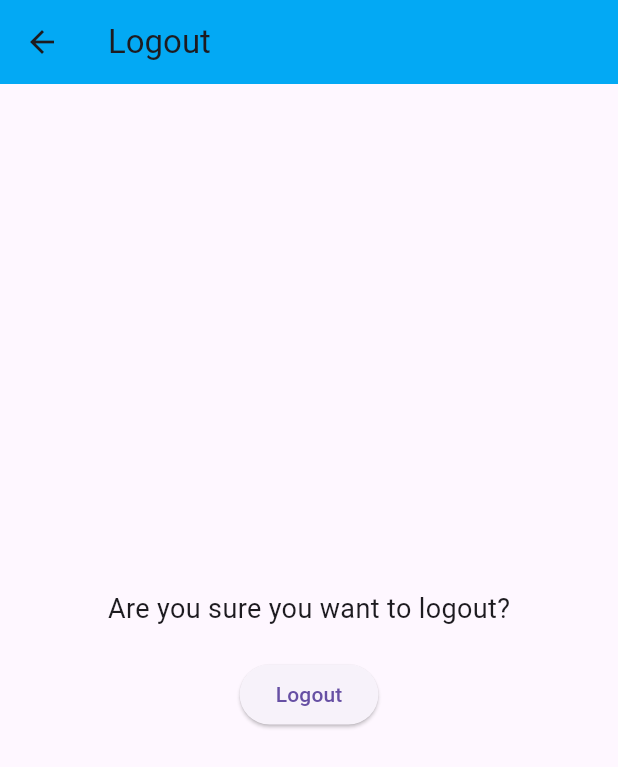
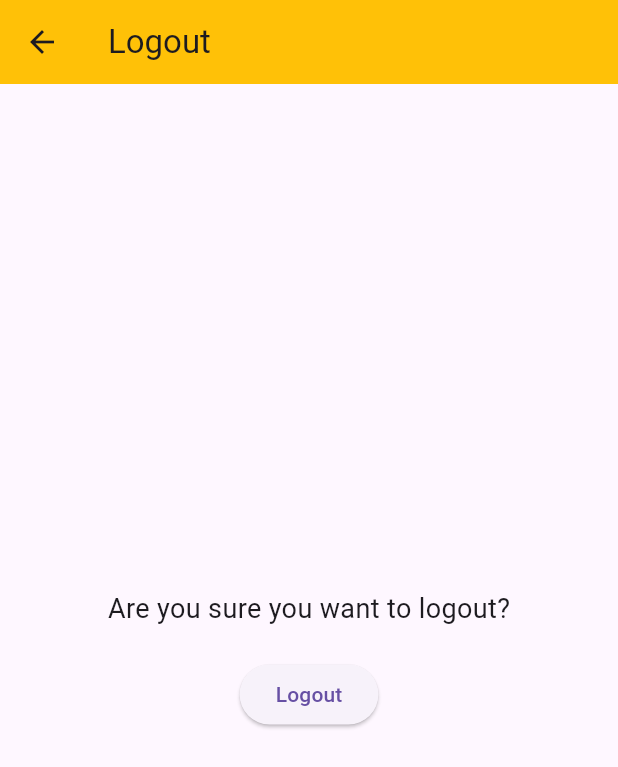
Before and after one commit to Raghavendra-J-R/cookConnect, a Flutter app: the LogoutPage screen opened by its route, on a phone screen of 412 x 824 dp. Shown: the top 767 px of the screen. Run offline on Flutter 3.47's test engine with Material 3 defaults, Android fonts, the phone set to English and light mode, and no system bars; our stand-ins replace carousel_slider, firebase_auth, firebase_core, firebase_database; accounts and stored records are empty.

Commit message:
color changed

```diff
--- a/lib/logout_page.dart
+++ b/lib/logout_page.dart
@@ -9,7 +9,7 @@ class LogoutPage extends StatelessWidget {
     return Scaffold(
       appBar: AppBar(
         title: Text('Logout'),
-        backgroundColor: Colors.lightBlue,
+        backgroundColor: Colors.amber,
       ),
       body: Center(
         child: Padding(
```
